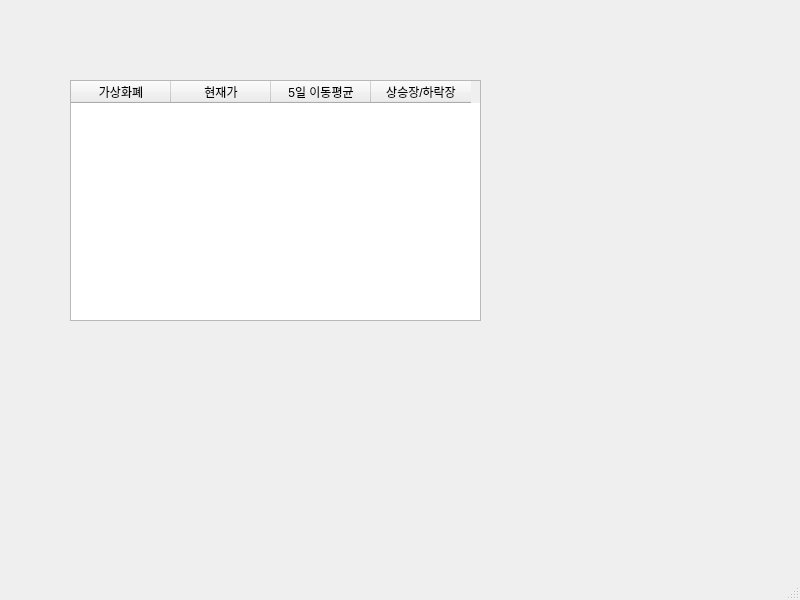
Before: the Qt Designer form venv/study/bull.ui in damsuny/pybithumb, drawn with Qt 5.
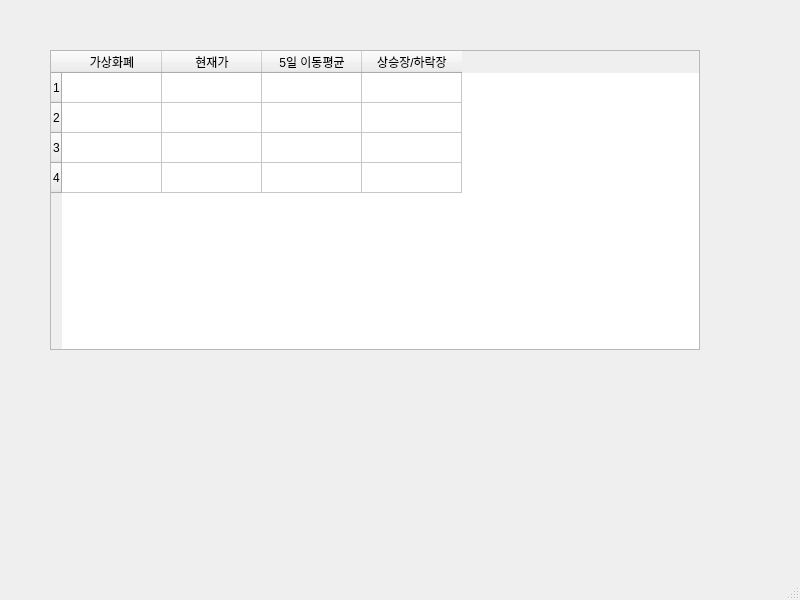
After: the same form once the commit is applied.

```diff
--- a/venv/study/bull.ui
+++ b/venv/study/bull.ui
@@ -20,12 +20,19 @@
    <widget class="QTableWidget" name="tableWidget">
     <property name="geometry">
      <rect>
-      <x>70</x>
-      <y>80</y>
-      <width>411</width>
-      <height>241</height>
+      <x>50</x>
+      <y>50</y>
+      <width>650</width>
+      <height>300</height>
      </rect>
     </property>
+    <property name="rowCount">
+     <number>4</number>
+    </property>
+    <row/>
+    <row/>
+    <row/>
+    <row/>
     <column>
      <property name="text">
       <string>가상화폐</string>
```
